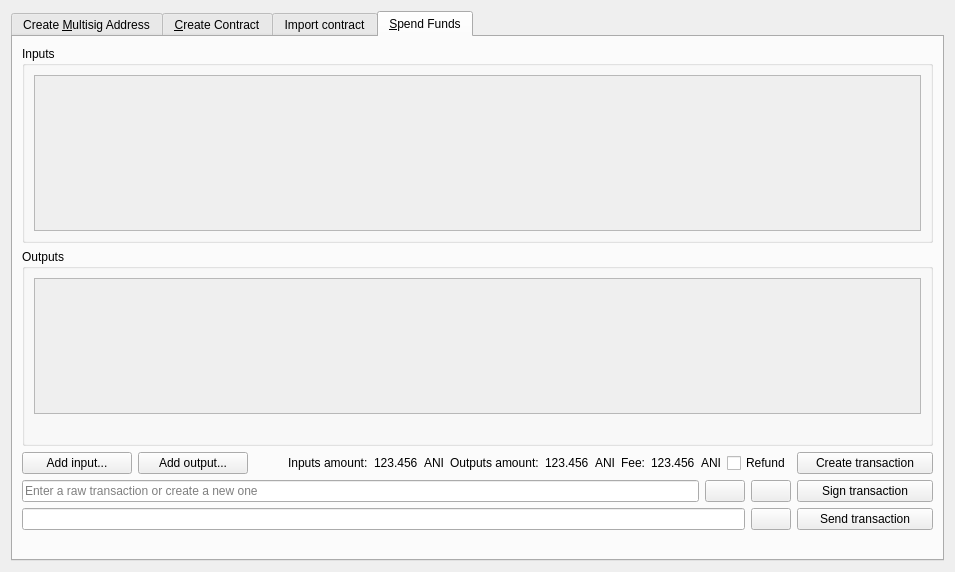
Above: src/qt/forms/multisigdialog.ui from Animecointeam/Animecoin before the change. Below: the same form after it.
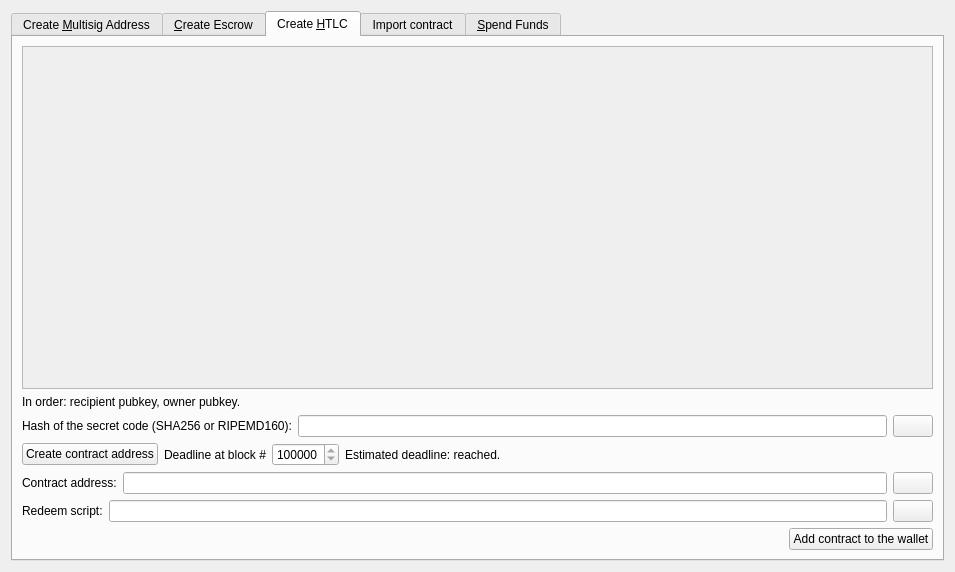
That is the form after the change. The open tabs and pages were chosen to show the change. Icons and pictures are not drawn.

Commit message: HTLC creation interface.

```diff
--- a/src/qt/forms/multisigdialog.ui
+++ b/src/qt/forms/multisigdialog.ui
@@ -346,7 +346,7 @@
      </widget>
      <widget class="QWidget" name="tabCreateContract">
       <attribute name="title">
-       <string>&amp;Create Contract</string>
+       <string>&amp;Create Escrow</string>
       </attribute>
       <layout class="QVBoxLayout" name="verticalLayout_11">
        <item>
@@ -537,6 +537,200 @@
        </item>
       </layout>
      </widget>
+     <widget class="QWidget" name="tabCreateHTLC">
+      <attribute name="title">
+       <string>Create &amp;HTLC</string>
+      </attribute>
+      <layout class="QVBoxLayout" name="verticalLayout_17">
+       <item>
+        <widget class="QScrollArea" name="scrollArea_5">
+         <property name="widgetResizable">
+          <bool>true</bool>
+         </property>
+         <widget class="QWidget" name="scrollAreaWidgetContents_5">
+          <property name="geometry">
+           <rect>
+            <x>0</x>
+            <y>0</y>
+            <width>911</width>
+            <height>331</height>
+           </rect>
+          </property>
+          <layout class="QVBoxLayout" name="verticalLayout_16">
+           <item>
+            <layout class="QVBoxLayout" name="htlcPartyEntries">
+             <item>
+              <spacer name="verticalSpacer_6">
+               <property name="orientation">
+                <enum>Qt::Vertical</enum>
+               </property>
+               <property name="sizeHint" stdset="0">
+                <size>
+                 <width>20</width>
+                 <height>40</height>
+                </size>
+               </property>
+              </spacer>
+             </item>
+            </layout>
+           </item>
+          </layout>
+         </widget>
+        </widget>
+       </item>
+       <item>
+        <widget class="QLabel" name="label_5">
+         <property name="text">
+          <string>In order: recipient pubkey, owner pubkey.</string>
+         </property>
+        </widget>
+       </item>
+       <item>
+        <layout class="QHBoxLayout" name="horizontalLayout_20">
+         <item>
+          <widget class="QLabel" name="label_7">
+           <property name="text">
+            <string>Hash of the secret code (SHA256 or RIPEMD160):</string>
+           </property>
+          </widget>
+         </item>
+         <item>
+          <widget class="QLineEdit" name="hashLineHTLC"/>
+         </item>
+         <item>
+          <widget class="QPushButton" name="pasteImageButton">
+           <property name="text">
+            <string/>
+           </property>
+           <property name="icon">
+            <iconset resource="../bitcoin.qrc">
+             <normaloff>:/icons/editpaste</normaloff>:/icons/editpaste</iconset>
+           </property>
+          </widget>
+         </item>
+        </layout>
+       </item>
+       <item>
+        <layout class="QHBoxLayout" name="horizontalLayout_16">
+         <item>
+          <widget class="QPushButton" name="createHTLCButton">
+           <property name="text">
+            <string>Create contract address</string>
+           </property>
+          </widget>
+         </item>
+         <item>
+          <widget class="QLabel" name="label_6">
+           <property name="text">
+            <string>Deadline at block #</string>
+           </property>
+          </widget>
+         </item>
+         <item>
+          <widget class="QSpinBox" name="lockTimeBoxHTLC">
+           <property name="minimum">
+            <number>7000000</number>
+           </property>
+          </widget>
+         </item>
+         <item>
+          <widget class="QLabel" name="approxTimeLabelHTLC">
+           <property name="text">
+            <string>Estimated deadline: reached.</string>
+           </property>
+          </widget>
+         </item>
+         <item>
+          <spacer name="horizontalSpacer_6">
+           <property name="orientation">
+            <enum>Qt::Horizontal</enum>
+           </property>
+           <property name="sizeHint" stdset="0">
+            <size>
+             <width>40</width>
+             <height>20</height>
+            </size>
+           </property>
+          </spacer>
+         </item>
+        </layout>
+       </item>
+       <item>
+        <layout class="QHBoxLayout" name="horizontalLayout_17">
+         <item>
+          <widget class="QLabel" name="label_8">
+           <property name="text">
+            <string>Contract address:</string>
+           </property>
+          </widget>
+         </item>
+         <item>
+          <widget class="QLineEdit" name="addressLineHTLC"/>
+         </item>
+         <item>
+          <widget class="QPushButton" name="copyAddressButtonHTLC">
+           <property name="text">
+            <string/>
+           </property>
+           <property name="icon">
+            <iconset resource="../bitcoin.qrc">
+             <normaloff>:/icons/editcopy</normaloff>:/icons/editcopy</iconset>
+           </property>
+          </widget>
+         </item>
+        </layout>
+       </item>
+       <item>
+        <layout class="QHBoxLayout" name="horizontalLayout_18">
+         <item>
+          <widget class="QLabel" name="label_9">
+           <property name="text">
+            <string>Redeem script:</string>
+           </property>
+          </widget>
+         </item>
+         <item>
+          <widget class="QLineEdit" name="scriptLineHTLC"/>
+         </item>
+         <item>
+          <widget class="QPushButton" name="copyScriptButtonHTLC">
+           <property name="text">
+            <string/>
+           </property>
+           <property name="icon">
+            <iconset resource="../bitcoin.qrc">
+             <normaloff>:/icons/editcopy</normaloff>:/icons/editcopy</iconset>
+           </property>
+          </widget>
+         </item>
+        </layout>
+       </item>
+       <item>
+        <layout class="QHBoxLayout" name="horizontalLayout_19">
+         <item>
+          <spacer name="horizontalSpacer_7">
+           <property name="orientation">
+            <enum>Qt::Horizontal</enum>
+           </property>
+           <property name="sizeHint" stdset="0">
+            <size>
+             <width>40</width>
+             <height>20</height>
+            </size>
+           </property>
+          </spacer>
+         </item>
+         <item>
+          <widget class="QPushButton" name="saveHTLCButton">
+           <property name="text">
+            <string>Add contract to the wallet</string>
+           </property>
+          </widget>
+         </item>
+        </layout>
+       </item>
+      </layout>
+     </widget>
      <widget class="QWidget" name="tabImport">
       <attribute name="title">
        <string>Import contract</string>
@@ -695,8 +889,8 @@
                   <rect>
                    <x>0</x>
                    <y>0</y>
-                   <width>905</width>
-                   <height>120</height>
+                   <width>887</width>
+                   <height>131</height>
                   </rect>
                  </property>
                  <property name="sizePolicy">
```
Left out of the diff: 14 changed lines with no effect on the pictures. The commit also changes 3 other files.
